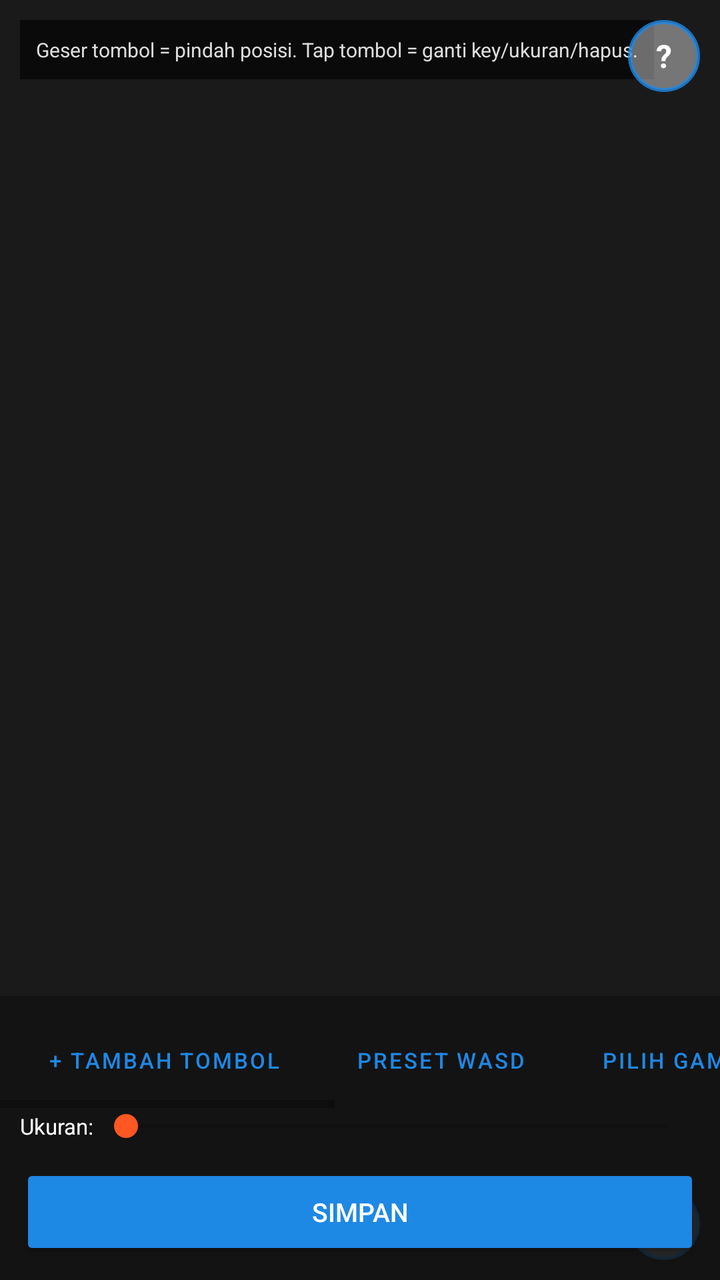
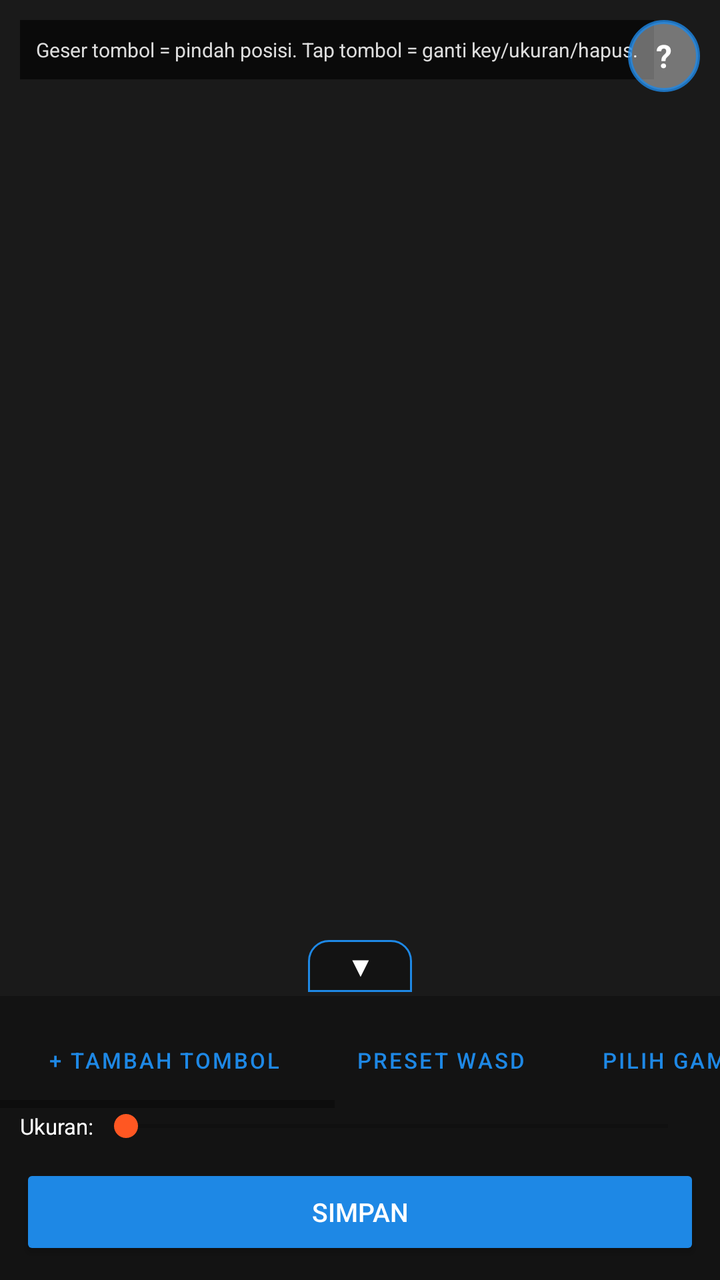

An Android layout rendered at two revisions. The XML below is the earlier revision; the diff shows what the commit changed to produce the second picture.
<!-- AndroidManifest.xml: application theme Theme.Mobibawah -->
<!-- res/layout/activity_mapping_editor.xml -->
<?xml version="1.0" encoding="utf-8"?>
<FrameLayout xmlns:android="http://schemas.android.com/apk/res/android"
    android:layout_width="match_parent"
    android:layout_height="match_parent"
    android:background="#000000">

    
    <FrameLayout
        android:id="@+id/previewArea"
        android:layout_width="match_parent"
        android:layout_height="match_parent">

        <ImageView
            android:id="@+id/imgHud"
            android:layout_width="match_parent"
            android:layout_height="match_parent"
            android:scaleType="centerCrop"
            android:background="#1A1A1A"
            android:contentDescription="Gambar HUD acuan mapping" />
    </FrameLayout>

    
    <TextView
        android:layout_width="wrap_content"
        android:layout_height="wrap_content"
        android:layout_gravity="top|start"
        android:layout_margin="10dp"
        android:background="#99000000"
        android:padding="8dp"
        android:text="Geser tombol = pindah posisi. Tap tombol = ganti key/ukuran/hapus."
        android:textColor="#DDDDDD"
        android:textSize="10sp" />

    
    <TextView
        android:id="@+id/btnTutorial"
        android:layout_width="36dp"
        android:layout_height="36dp"
        android:layout_gravity="top|end"
        android:layout_margin="10dp"
        android:background="@drawable/shape_overlay_button"
        android:gravity="center"
        android:text="?"
        android:textColor="@color/text_light"
        android:textStyle="bold"
        android:textSize="16sp" />

    
    <TextView
        android:id="@+id/btnToggleMenu"
        android:layout_width="36dp"
        android:layout_height="36dp"
        android:layout_gravity="bottom|end"
        android:layout_margin="10dp"
        android:background="@drawable/shape_overlay_button"
        android:gravity="center"
        android:text="▼"
        android:textColor="@color/text_light"
        android:textStyle="bold"
        android:textSize="14sp" />

    
    <LinearLayout
        android:id="@+id/panelBawah"
        android:layout_width="match_parent"
        android:layout_height="wrap_content"
        android:layout_gravity="bottom"
        android:orientation="vertical"
        android:background="#CC121212">

        <HorizontalScrollView
            android:layout_width="match_parent"
            android:layout_height="wrap_content"
            android:paddingTop="8dp">

            <LinearLayout
                android:layout_width="wrap_content"
                android:layout_height="wrap_content"
                android:orientation="horizontal"
                android:paddingStart="8dp"
                android:paddingEnd="8dp">

                <Button
                    android:id="@+id/btnTambahTombol"
                    style="@style/Widget.MaterialComponents.Button.OutlinedButton"
                    android:layout_width="wrap_content"
                    android:layout_height="wrap_content"
                    android:layout_marginEnd="6dp"
                    android:textSize="11sp"
                    android:text="@string/tambah_tombol" />

                <Button
                    android:id="@+id/btnPresetWasd"
                    style="@style/Widget.MaterialComponents.Button.OutlinedButton"
                    android:layout_width="wrap_content"
                    android:layout_height="wrap_content"
                    android:layout_marginEnd="6dp"
                    android:textSize="11sp"
                    android:text="Preset WASD" />

                <Button
                    android:id="@+id/btnPilihHud"
                    style="@style/Widget.MaterialComponents.Button.OutlinedButton"
                    android:layout_width="wrap_content"
                    android:layout_height="wrap_content"
                    android:layout_marginEnd="6dp"
                    android:textSize="11sp"
                    android:text="Pilih Gambar HUD" />

                <Button
                    android:id="@+id/btnHapusHud"
                    style="@style/Widget.MaterialComponents.Button.TextButton"
                    android:layout_width="wrap_content"
                    android:layout_height="wrap_content"
                    android:layout_marginEnd="6dp"
                    android:textSize="11sp"
                    android:text="Hapus HUD" />

                <Button
                    android:id="@+id/btnBagikanKode"
                    style="@style/Widget.MaterialComponents.Button.OutlinedButton"
                    android:layout_width="wrap_content"
                    android:layout_height="wrap_content"
                    android:layout_marginEnd="6dp"
                    android:textSize="11sp"
                    android:text="Bagikan Kode" />

                <Button
                    android:id="@+id/btnImporKode"
                    style="@style/Widget.MaterialComponents.Button.OutlinedButton"
                    android:layout_width="wrap_content"
                    android:layout_height="wrap_content"
                    android:textSize="11sp"
                    android:text="Impor Kode" />
            </LinearLayout>
        </HorizontalScrollView>

        <LinearLayout
            android:layout_width="match_parent"
            android:layout_height="wrap_content"
            android:orientation="horizontal"
            android:paddingStart="10dp"
            android:paddingEnd="10dp"
            android:gravity="center_vertical">

            <TextView
                android:layout_width="wrap_content"
                android:layout_height="wrap_content"
                android:text="Ukuran:"
                android:textColor="@color/text_light"
                android:textSize="11sp" />

            <SeekBar
                android:id="@+id/seekUkuran"
                android:layout_width="0dp"
                android:layout_height="wrap_content"
                android:layout_weight="1"
                android:max="100" />
        </LinearLayout>

        <Button
            android:id="@+id/btnSimpanMapping"
            android:layout_width="match_parent"
            android:layout_height="48dp"
            android:layout_margin="10dp"
            android:backgroundTint="@color/primary"
            android:textColor="@color/text_light"
            android:textSize="13sp"
            android:text="@string/simpan" />
    </LinearLayout>

</FrameLayout>
<!-- resources referenced by this layout -->
<resources>
  <color name="primary">#1E88E5</color>
  <color name="text_light">#FFFFFF</color>
  <!-- drawable shape_overlay_button (drawable) -->
  <?xml version="1.0" encoding="utf-8"?>
  <shape xmlns:android="http://schemas.android.com/apk/res/android" android:shape="oval">
      <solid android:color="@color/btn_overlay_fill" />
      <stroke android:width="2dp" android:color="@color/btn_overlay_border" />
  </shape>
  <string name="simpan">Simpan</string>
  <string name="tambah_tombol">+ Tambah Tombol</string>
  <style name="Theme.Mobibawah" parent="Theme.MaterialComponents.DayNight.NoActionBar">
          <item name="colorPrimary">@color/primary</item>
          <item name="colorPrimaryDark">@color/primary_dark</item>
          <item name="colorAccent">@color/accent</item>
          <item name="android:windowBackground">@color/bg</item>
      </style>
  <color name="btn_overlay_fill">#66FFFFFF</color>
  <color name="btn_overlay_border">#CC1E88E5</color>
  <color name="primary_dark">#1565C0</color>
  <color name="accent">#FF5722</color>
  <color name="bg">#121212</color>
</resources>

<!-- the commit's change to res/layout/activity_mapping_editor.xml (unified diff, before → after) -->
@@ -46,27 +46,32 @@
         android:textSize="16sp" />
 
     
-    <TextView
-        android:id="@+id/btnToggleMenu"
-        android:layout_width="36dp"
-        android:layout_height="36dp"
-        android:layout_gravity="bottom|end"
-        android:layout_margin="10dp"
-        android:background="@drawable/shape_overlay_button"
-        android:gravity="center"
-        android:text="▼"
-        android:textColor="@color/text_light"
-        android:textStyle="bold"
-        android:textSize="14sp" />
-
-    
     <LinearLayout
-        android:id="@+id/panelBawah"
         android:layout_width="match_parent"
         android:layout_height="wrap_content"
         android:layout_gravity="bottom"
-        android:orientation="vertical"
-        android:background="#CC121212">
+        android:orientation="vertical">
+
+        <TextView
+            android:id="@+id/btnToggleMenu"
+            android:layout_width="52dp"
+            android:layout_height="26dp"
+            android:layout_gravity="center_horizontal"
+            android:layout_marginBottom="2dp"
+            android:background="@drawable/shape_pull_tab"
+            android:gravity="center"
+            android:text="▼"
+            android:textColor="@color/text_light"
+            android:textStyle="bold"
+            android:textSize="13sp" />
+
+        
+        <LinearLayout
+            android:id="@+id/panelBawah"
+            android:layout_width="match_parent"
+            android:layout_height="wrap_content"
+            android:orientation="vertical"
+            android:background="#CC121212">
 
         <HorizontalScrollView
             android:layout_width="match_parent"
@@ -167,6 +172,7 @@
             android:textColor="@color/text_light"
             android:textSize="13sp"
             android:text="@string/simpan" />
+        </LinearLayout>
     </LinearLayout>
 
 </FrameLayout>
<!-- resource entries referenced after the edit -->
@@ -7,6 +7,13 @@
   <shape xmlns:android="http://schemas.android.com/apk/res/android" android:shape="oval">
       <solid android:color="@color/btn_overlay_fill" />
       <stroke android:width="2dp" android:color="@color/btn_overlay_border" />
+  </shape>
+  <!-- drawable shape_pull_tab (drawable) -->
+  <?xml version="1.0" encoding="utf-8"?>
+  <shape xmlns:android="http://schemas.android.com/apk/res/android" android:shape="rectangle">
+      <corners android:topLeftRadius="10dp" android:topRightRadius="10dp" android:bottomLeftRadius="0dp" android:bottomRightRadius="0dp"/>
+      <solid android:color="#CC121212" />
+      <stroke android:width="1dp" android:color="@color/primary" />
   </shape>
   <string name="simpan">Simpan</string>
   <string name="tambah_tombol">+ Tambah Tombol</string>
